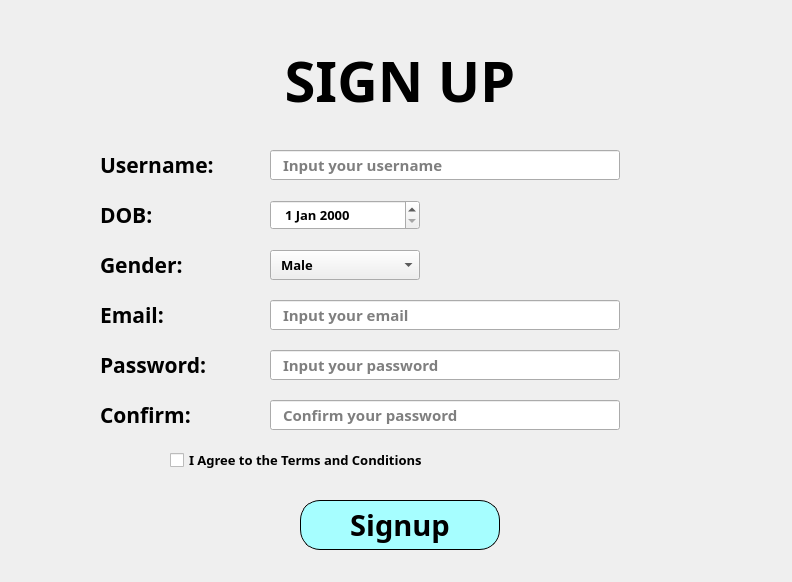
Old version of the form Lesson6/signup.ui in the repository trungsliver/MK-C4K-PTI09.
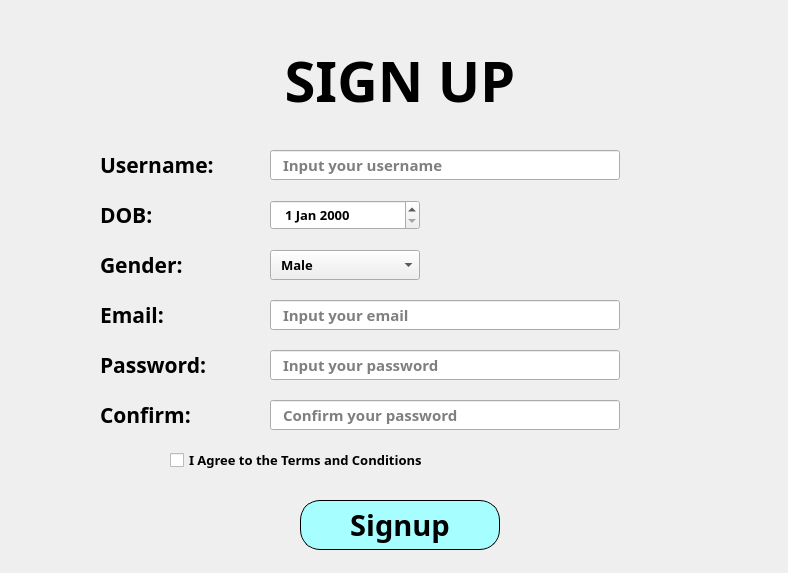
New version of the form.

```diff
--- a/Lesson6/signup.ui
+++ b/Lesson6/signup.ui
@@ -6,8 +6,8 @@
    <rect>
     <x>0</x>
     <y>0</y>
-    <width>792</width>
-    <height>582</height>
+    <width>788</width>
+    <height>573</height>
    </rect>
   </property>
   <property name="windowTitle">
```
